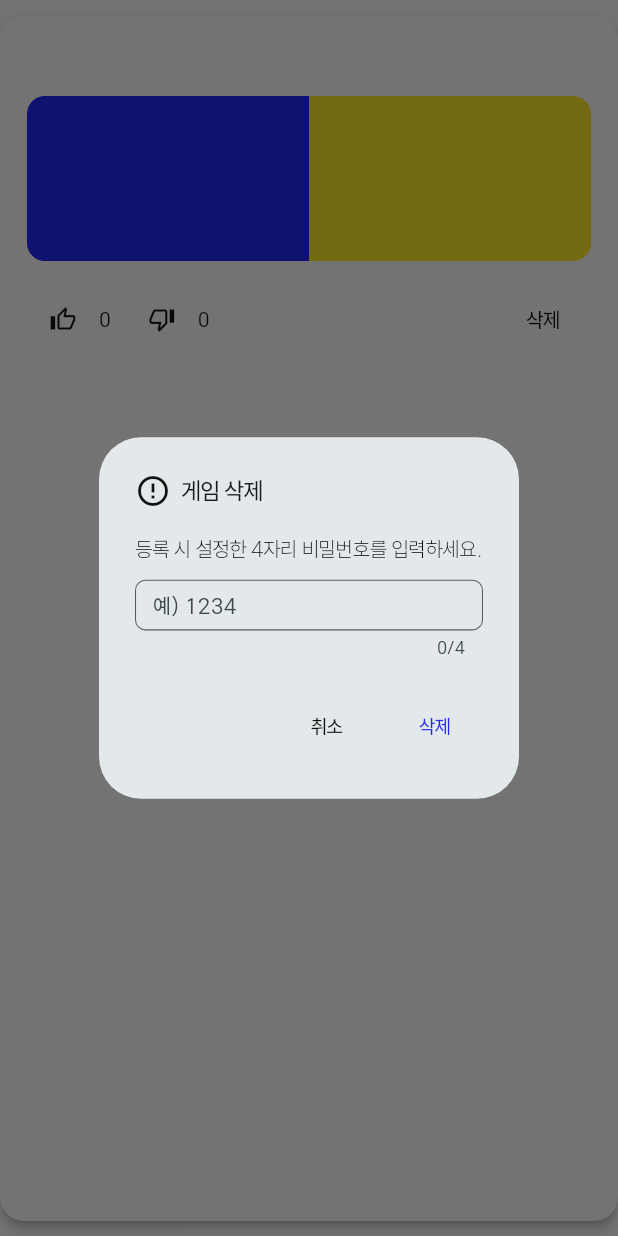
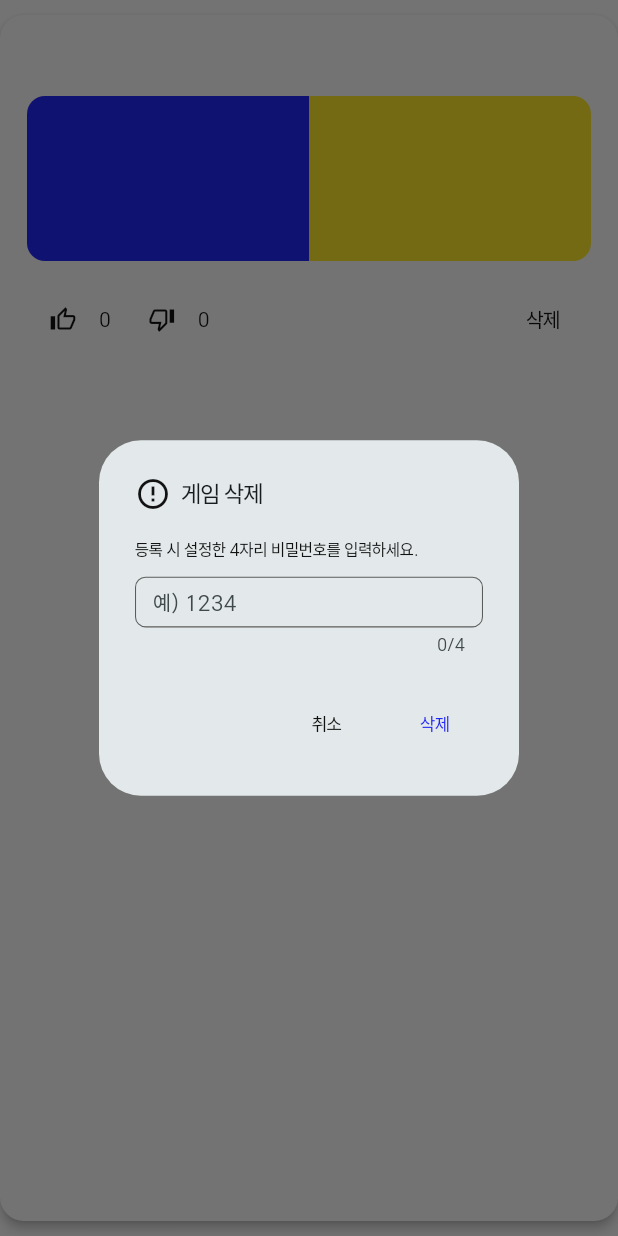
Before and after one commit to dododoodo/doody-source, a Flutter app: the GameCard widget shown alone on an empty page, opened directly with empty values, after a tap on "삭제", on a phone screen of 412 x 824 dp. Run offline on Flutter 3.47's test engine with Material 3 defaults, Android fonts, the phone set to English and light mode, and no system bars; our stand-ins replace flutter_svg, get, hive, hive_flutter, material_symbols_icons, toggle_switch; accounts and stored records are empty; network calls fail.

Commit message:
0616수정!

```diff
--- a/lib/components/game_card.dart
+++ b/lib/components/game_card.dart
@@ -60,11 +60,7 @@ class _GameCardState extends State<GameCard> {
         SnackBar(
           content: Text(
             '이미 투표한 게임입니다.',
-            style: TextStyle(
-              color: textColor,
-              fontFamily: 'free-2',
-              fontSize: 15,
-            ),
+            style: AppTextStyles.lightFree15.copyWith(color: textColor),
           ),
           duration: Duration(seconds: 2),
           backgroundColor: bgColor,
@@ -219,18 +215,17 @@ class _GameCardState extends State<GameCard> {
                 padding: const EdgeInsets.only(right: 7),
                 child: Icon(Icons.error_outline),
               ),
-              Text(
-                '게임 삭제',
-                style: TextStyle(fontFamily: 'free-4', fontSize: 17),
-              ),
+              Text('게임 삭제', style: AppTextStyles.free17),
             ],
           ),
           content: Column(
+            crossAxisAlignment: CrossAxisAlignment.start,
             mainAxisSize: MainAxisSize.min,
             children: [
               Text(
                 '등록 시 설정한 4자리 비밀번호를 입력하세요.',
-                style: TextStyle(fontFamily: 'free-2', fontSize: 15),
+                textAlign: TextAlign.left,
+                style: AppTextStyles.free12,
               ),
               SizedBox(height: 10),
               SizedBox(
@@ -244,7 +239,7 @@ class _GameCardState extends State<GameCard> {
                   decoration: InputDecoration(
                     border: OutlineInputBorder(),
                     hintText: '예) 1234',
-                    hintStyle: TextStyle(fontSize: 15, fontFamily: 'free-4'),
+                    hintStyle: AppTextStyles.free15,
                     contentPadding: EdgeInsets.symmetric(
                       vertical: 8,
                       horizontal: 8,
@@ -259,8 +254,7 @@ class _GameCardState extends State<GameCard> {
               onPressed: () => Navigator.of(context).pop(false),
               child: Text(
                 '취소',
-                style: TextStyle(
-                  fontFamily: 'free-4',
+                style: AppTextStyles.free13.copyWith(
                   color: Theme.of(context).textTheme.bodyMedium?.color,
                 ),
               ),
@@ -269,8 +263,7 @@ class _GameCardState extends State<GameCard> {
               onPressed: () => Navigator.of(context).pop(true),
               child: Text(
                 '삭제',
-                style: TextStyle(
-                  fontFamily: 'free-4',
+                style: AppTextStyles.free13.copyWith(
                   color: AppColors.pointBlue,
                 ),
               ),
@@ -297,11 +290,7 @@ class _GameCardState extends State<GameCard> {
           SnackBar(
             content: Text(
               '삭제가 완료되었습니다.',
-              style: TextStyle(
-                color: textColor,
-                fontFamily: 'free-2',
-                fontSize: 15,
-              ),
+              style: AppTextStyles.lightFree15.copyWith(color: textColor),
             ),
             duration: Duration(seconds: 2),
             backgroundColor: bgColor,
@@ -313,11 +302,7 @@ class _GameCardState extends State<GameCard> {
           SnackBar(
             content: Text(
               '비밀번호가 일치하지 않습니다.',
-              style: TextStyle(
-                color: textColor,
-                fontFamily: 'free-2',
-                fontSize: 15,
-              ),
+              style: AppTextStyles.lightFree15.copyWith(color: textColor),
             ),
             duration: Duration(seconds: 2),
             backgroundColor: bgColor,
@@ -397,10 +382,8 @@ class _GameCardState extends State<GameCard> {
                             if (selectedOption != null)
                               Text(
                                 '$answerACount명',
-                                style: TextStyle(
+                                style: AppTextStyles.boldFree15.copyWith(
                                   color: AppColors.whiteColor,
-                                  fontFamily: 'free-7',
-                                  fontSize: 15,
                                 ),
                               ),
                           ],
@@ -452,10 +435,8 @@ class _GameCardState extends State<GameCard> {
                             if (selectedOption != null)
                               Text(
                                 '$answerBCount명',
-                                style: TextStyle(
+                                style: AppTextStyles.boldFree15.copyWith(
                                   color: AppColors.blackColor,
-                                  fontFamily: 'free-7',
-                                  fontSize: 15,
                                 ),
                               ),
                           ],
--- a/lib/constants/text_style.dart
+++ b/lib/constants/text_style.dart
@@ -50,6 +50,9 @@ class AppTextStyles extends GetxController {
   static TextStyle get free25 =>
       TextStyle(fontSize: 25 * scale.value, fontFamily: 'free-7');
 
+  static TextStyle get boldFree15 =>
+      TextStyle(fontSize: 15 * scale.value, fontFamily: 'free-7');
+
   static TextStyle get free17 =>
       TextStyle(fontSize: 17 * scale.value, fontFamily: 'free-4');
 
@@ -70,4 +73,7 @@ class AppTextStyles extends GetxController {
 
   static TextStyle get lightFree10 =>
       TextStyle(fontSize: 10 * scale.value, fontFamily: 'free-2');
+
+  static TextStyle get lightFree15 =>
+      TextStyle(fontSize: 15 * scale.value, fontFamily: 'free-2');
 }
--- a/lib/screen/Home.dart
+++ b/lib/screen/Home.dart
@@ -124,9 +124,7 @@ class _MyWidgetState extends State<Home> {
                     Text(
                       '검색어와 일치하는\n게임이 없습니다.',
                       textAlign: TextAlign.center,
-                      style: Theme.of(context).textTheme.bodySmall?.copyWith(
-                        fontFamily: 'free-4',
-                        fontSize: 12,
+                      style: AppTextStyles.free12.copyWith(
                         color: Theme.of(context).brightness == Brightness.dark
                             ? AppColors.lineColor
                             : AppColors.darkModeColor,
```
